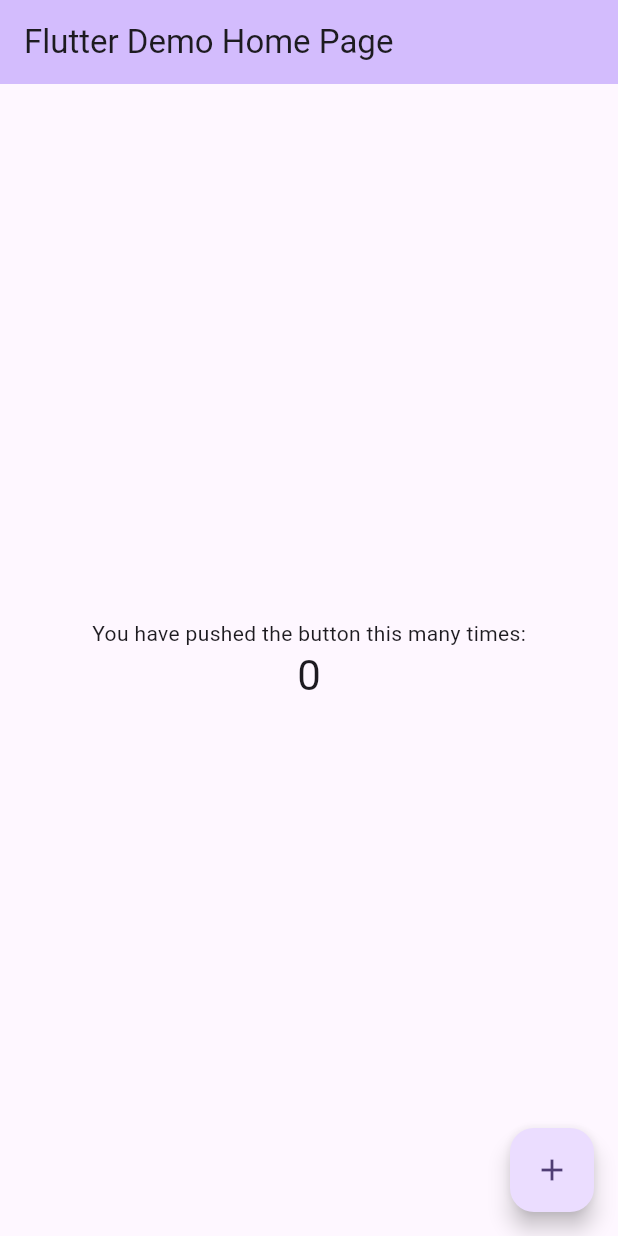
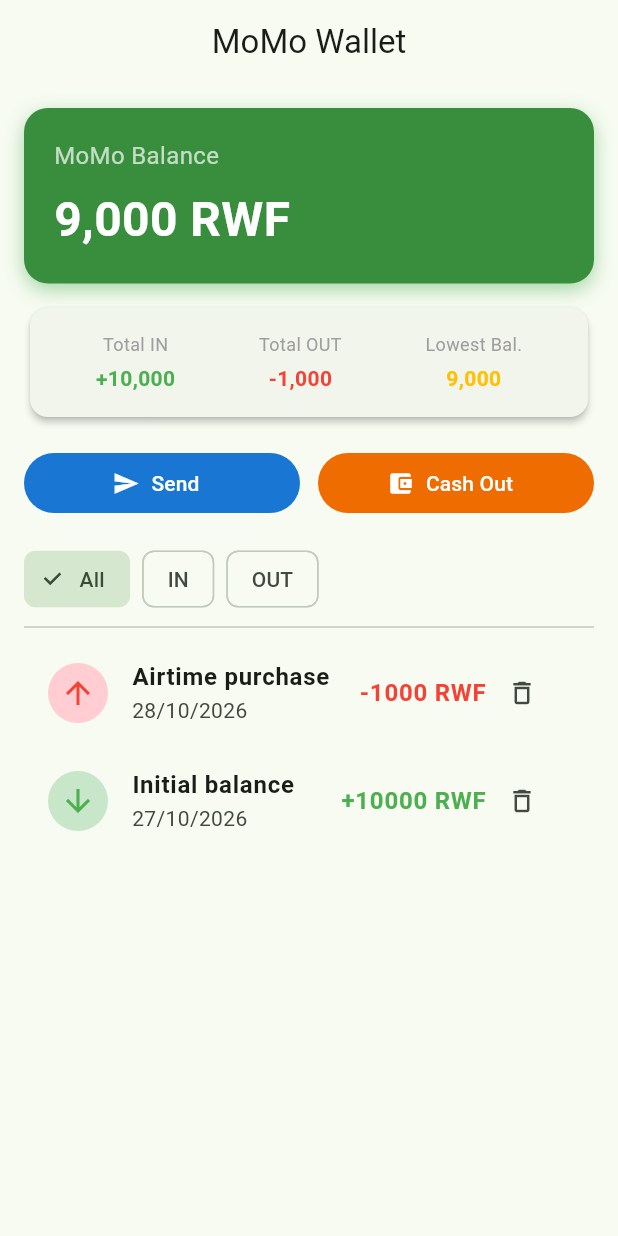
Before and after one commit to shema-victoire/momo_wallet, a Flutter app: the screen it shows after launch, on a phone screen of 412 x 824 dp. Run offline on Flutter 3.47's test engine with Material 3 defaults, Android fonts, the phone set to English and light mode, and no system bars.

Commit message:
feat: complete MoMo Wallet app and tests

```diff
--- a/lib/main.dart
+++ b/lib/main.dart
@@ -1,122 +1,23 @@
 import 'package:flutter/material.dart';
+import 'package:momo_wallet/screens/wallet_screen.dart';
 
 void main() {
-  runApp(const MyApp());
+  runApp(const MoMoApp());
 }
 
-class MyApp extends StatelessWidget {
-  const MyApp({super.key});
+class MoMoApp extends StatelessWidget {
+  const MoMoApp({super.key});
 
-  // This widget is the root of your application.
   @override
   Widget build(BuildContext context) {
     return MaterialApp(
-      title: 'Flutter Demo',
+      title: 'MoMo Wallet',
+      debugShowCheckedModeBanner: false,
       theme: ThemeData(
-        // This is the theme of your application.
-        //
-        // TRY THIS: Try running your application with "flutter run". You'll see
-        // the application has a purple toolbar. Then, without quitting the app,
-        // try changing the seedColor in the colorScheme below to Colors.green
-        // and then invoke "hot reload" (save your changes or press the "hot
-        // reload" button in a Flutter-supported IDE, or press "r" if you used
-        // the command line to start the app).
-        //
-        // Notice that the counter didn't reset back to zero; the application
-        // state is not lost during the reload. To reset the state, use hot
-        // restart instead.
-        //
-        // This works for code too, not just values: Most code changes can be
-        // tested with just a hot reload.
-        colorScheme: .fromSeed(seedColor: Colors.deepPurple),
+        colorSchemeSeed: Colors.green,
+        useMaterial3: true,
       ),
-      home: const MyHomePage(title: 'Flutter Demo Home Page'),
+      home: const WalletScreen(),
     );
   }
 }
-
-class MyHomePage extends StatefulWidget {
-  const MyHomePage({super.key, required this.title});
-
-  // This widget is the home page of your application. It is stateful, meaning
-  // that it has a State object (defined below) that contains fields that affect
-  // how it looks.
-
-  // This class is the configuration for the state. It holds the values (in this
-  // case the title) provided by the parent (in this case the App widget) and
-  // used by the build method of the State. Fields in a Widget subclass are
-  // always marked "final".
-
-  final String title;
-
-  @override
-  State<MyHomePage> createState() => _MyHomePageState();
-}
-
-class _MyHomePageState extends State<MyHomePage> {
-  int _counter = 0;
-
-  void _incrementCounter() {
-    setState(() {
-      // This call to setState tells the Flutter framework that something has
-      // changed in this State, which causes it to rerun the build method below
-      // so that the display can reflect the updated values. If we changed
-      // _counter without calling setState(), then the build method would not be
-      // called again, and so nothing would appear to happen.
-      _counter++;
-    });
-  }
-
-  @override
-  Widget build(BuildContext context) {
-    // This method is rerun every time setState is called, for instance as done
-    // by the _incrementCounter method above.
-    //
-    // The Flutter framework has been optimized to make rerunning build methods
-    // fast, so that you can just rebuild anything that needs updating rather
-    // than having to individually change instances of widgets.
-    return Scaffold(
-      appBar: AppBar(
-        // TRY THIS: Try changing the color here to a specific color (to
-        // Colors.amber, perhaps?) and trigger a hot reload to see the AppBar
-        // change color while the other colors stay the same.
-        backgroundColor: Theme.of(context).colorScheme.inversePrimary,
-        // Here we take the value from the MyHomePage object that was created by
-        // the App.build method, and use it to set our appbar title.
-        title: Text(widget.title),
-      ),
-      body: Center(
-        // Center is a layout widget. It takes a single child and positions it
-        // in the middle of the parent.
-        child: Column(
-          // Column is also a layout widget. It takes a list of children and
-          // arranges them vertically. By default, it sizes itself to fit its
-          // children horizontally, and tries to be as tall as its parent.
-          //
-          // Column has various properties to control how it sizes itself and
-          // how it positions its children. Here we use mainAxisAlignment to
-          // center the children vertically; the main axis here is the vertical
-          // axis because Columns are vertical (the cross axis would be
-          // horizontal).
-          //
-          // TRY THIS: Invoke "debug painting" (choose the "Toggle Debug Paint"
-          // action in the IDE, or press "p" in the console), to see the
-          // wireframe for each widget.
-          mainAxisAlignment: .center,
-          children: [
-            const Text('You have pushed the button this many times:'),
-            Text(
-              '$_counter',
-              style: Theme.of(context).textTheme.headlineMedium,
-            ),
-          ],
-        ),
-      ),
-      floatingActionButton: FloatingActionButton(
-        onPressed: _incrementCounter,
-        tooltip: 'Increment',
-        child: const Icon(Icons.add),
-      ),
-    );
-  }
-}
--- /dev/null
+++ b/lib/screens/wallet_screen.dart
@@ -0,0 +1,237 @@
+import 'package:flutter/material.dart';
+import 'package:momo_wallet/models/transaction.dart';
+import 'package:momo_wallet/screens/cash_out_screen.dart';
+import 'package:momo_wallet/screens/send_money_screen.dart';
+import 'package:momo_wallet/widgets/balance_card.dart';
+import 'package:momo_wallet/widgets/filter_chips.dart';
+import 'package:momo_wallet/widgets/stats_card.dart';
+
+class WalletScreen extends StatefulWidget {
+  const WalletScreen({super.key});
+
+  @override
+  State<WalletScreen> createState() => _WalletScreenState();
+}
+
+class _WalletScreenState extends State<WalletScreen> {
+  final List<Transaction> _transactions = [
+    Transaction(
+      id: '1',
+      description: 'Initial balance',
+      amount: 10000,
+      type: TransactionType.inMoney,
+      date: DateTime.now().subtract(const Duration(days: 2)),
+    ),
+    Transaction(
+      id: '2',
+      description: 'Airtime purchase',
+      amount: 1000,
+      type: TransactionType.outMoney,
+      date: DateTime.now().subtract(const Duration(days: 1)),
+    ),
+  ];
+
+  String _filter = 'All';
+
+  int get _balance => calculateBalance(_transactions);
+
+  int get _totalIn => _transactions
+      .where((t) => t.type == TransactionType.inMoney)
+      .fold(0, (sum, t) => sum + t.amount);
+
+  int get _totalOut => _transactions
+      .where((t) => t.type == TransactionType.outMoney)
+      .fold(0, (sum, t) => sum + t.amount);
+
+  int get _lowestBalance {
+    int current = 0;
+    int lowest = 10000;
+    for (final tx in _transactions) {
+      if (tx.type == TransactionType.inMoney) {
+        current += tx.amount;
+      } else {
+        current -= tx.amount;
+      }
+      if (current < lowest) lowest = current;
+    }
+    return lowest;
+  }
+
+  List<Transaction> get _filteredTransactions {
+    final list = _transactions.reversed.toList();
+    if (_filter == 'IN') {
+      return list.where((t) => t.type == TransactionType.inMoney).toList();
+    } else if (_filter == 'OUT') {
+      return list.where((t) => t.type == TransactionType.outMoney).toList();
+    }
+    return list;
+  }
+
+  void _sendMoney() async {
+    final result = await Navigator.push<Map<String, dynamic>>(
+      context,
+      MaterialPageRoute(
+        builder: (context) => SendMoneyScreen(currentBalance: _balance),
+      ),
+    );
+
+    if (result != null) {
+      setState(() {
+        _transactions.add(Transaction(
+          id: DateTime.now().millisecondsSinceEpoch.toString(),
+          description: 'Sent to ${result['phone']}',
+          amount: result['amount'] as int,
+          type: TransactionType.outMoney,
+          date: DateTime.now(),
+        ));
+      });
+    }
+  }
+
+  void _cashOut() async {
+    final amount = await Navigator.push<int>(
+      context,
+      MaterialPageRoute(
+        builder: (context) => CashOutScreen(currentBalance: _balance),
+      ),
+    );
+
+    if (amount != null) {
+      setState(() {
+        _transactions.add(Transaction(
+          id: DateTime.now().millisecondsSinceEpoch.toString(),
+          description: 'Cash out',
+          amount: amount,
+          type: TransactionType.outMoney,
+          date: DateTime.now(),
+        ));
+      });
+    }
+  }
+
+  void _deleteTransaction(Transaction tx) {
+    if (!canDeleteTransaction(_transactions, tx)) {
+      ScaffoldMessenger.of(context).showSnackBar(
+        const SnackBar(
+          content: Text('Cannot delete: Balance would drop below 0 in history'),
+        ),
+      );
+      return;
+    }
+
+    final index = _transactions.indexOf(tx);
+    setState(() {
+      _transactions.removeAt(index);
+    });
+
+    ScaffoldMessenger.of(context).showSnackBar(
+      SnackBar(
+        content: Text('${tx.description} deleted'),
+        action: SnackBarAction(
+          label: 'UNDO',
+          onPressed: () {
+            setState(() {
+              _transactions.insert(index, tx);
+            });
+          },
+        ),
+      ),
+    );
+  }
+
+  @override
+  Widget build(BuildContext context) {
+    final displayed = _filteredTransactions;
+
+    return Scaffold(
+      appBar: AppBar(
+        title: const Text('MoMo Wallet'),
+        centerTitle: true,
+      ),
+      body: Padding(
+        padding: const EdgeInsets.all(16.0),
+        child: Column(
+          children: [
+            BalanceCard(balance: _balance),
+            const SizedBox(height: 12),
+            StatsCard(
+              totalIn: _totalIn,
+              totalOut: _totalOut,
+              lowestBalance: _lowestBalance,
+            ),
+            const SizedBox(height: 16),
+            Row(
+              mainAxisAlignment: MainAxisAlignment.spaceEvenly,
+              children: [
+                Expanded(
+                  child: FilledButton.icon(
+                    onPressed: _sendMoney,
+                    icon: const Icon(Icons.send),
+                    label: const Text('Send'),
+                    style: FilledButton.styleFrom(backgroundColor: Colors.blue.shade700),
+                  ),
+                ),
+                const SizedBox(width: 12),
+                Expanded(
+                  child: FilledButton.icon(
+                    onPressed: _cashOut,
+                    icon: const Icon(Icons.account_balance_wallet),
+                    label: const Text('Cash Out'),
+                    style: FilledButton.styleFrom(backgroundColor: Colors.orange.shade800),
+                  ),
+                ),
+              ],
+            ),
+            const SizedBox(height: 16),
+            FilterChips(
+              selectedFilter: _filter,
+              onFilterChanged: (f) => setState(() => _filter = f),
+            ),
+            const Divider(),
+            Expanded(
+              child: displayed.isEmpty
+                  ? const Center(child: Text('No transactions'))
+                  : ListView.builder(
+                      itemCount: displayed.length,
+                      itemBuilder: (context, index) {
+                        final tx = displayed[index];
+                        final isIn = tx.type == TransactionType.inMoney;
+                        return ListTile(
+                          leading: CircleAvatar(
+                            backgroundColor: isIn ? Colors.green.shade100 : Colors.red.shade100,
+                            child: Icon(
+                              isIn ? Icons.arrow_downward : Icons.arrow_upward,
+                              color: isIn ? Colors.green : Colors.red,
+                            ),
+                          ),
+                          title: Text(tx.description, style: const TextStyle(fontWeight: FontWeight.bold)),
+                          subtitle: Text(
+                            '${tx.date.day}/${tx.date.month}/${tx.date.year}',
+                          ),
+                          trailing: Row(
+                            mainAxisSize: MainAxisSize.min,
+                            children: [
+                              Text(
+                                '${isIn ? '+' : '-'}${tx.amount} RWF',
+                                style: TextStyle(
+                                  color: isIn ? Colors.green : Colors.red,
+                                  fontWeight: FontWeight.bold,
+                                  fontSize: 16,
+                                ),
+                              ),
+                              IconButton(
+                                icon: const Icon(Icons.delete_outline, size: 20),
+                                onPressed: () => _deleteTransaction(tx),
+                              ),
+                            ],
+                          ),
+                        );
+                      },
+                    ),
+            ),
+          ],
+        ),
+      ),
+    );
+  }
+}
```
Also changed, not shown: 1 other file.
